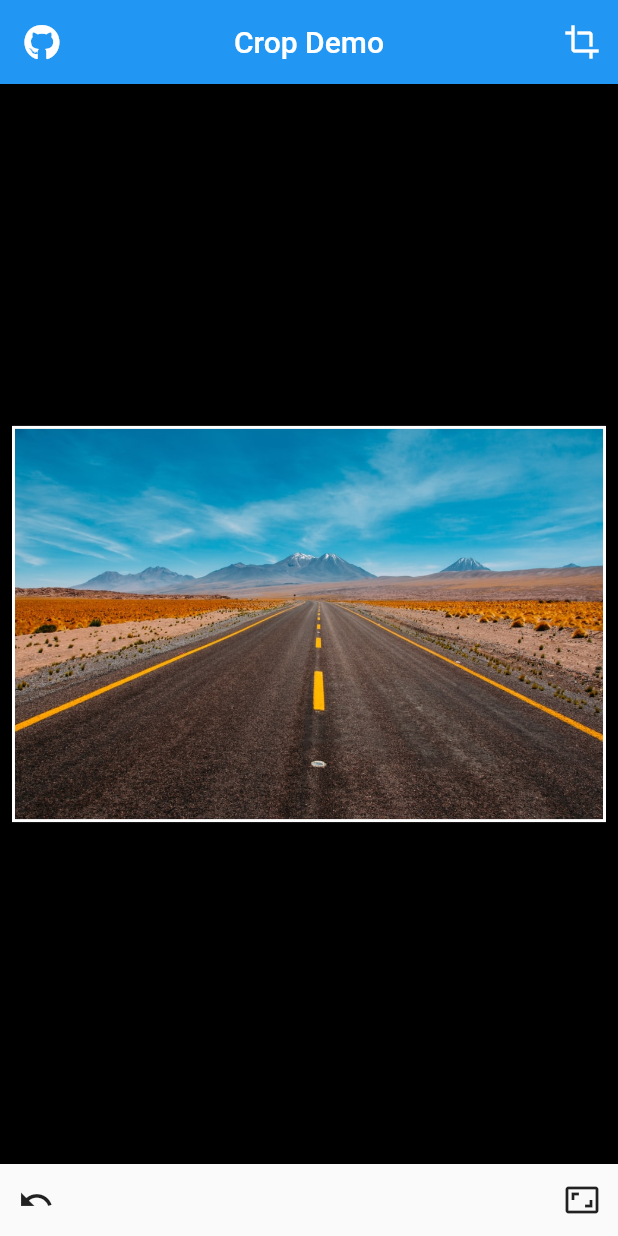
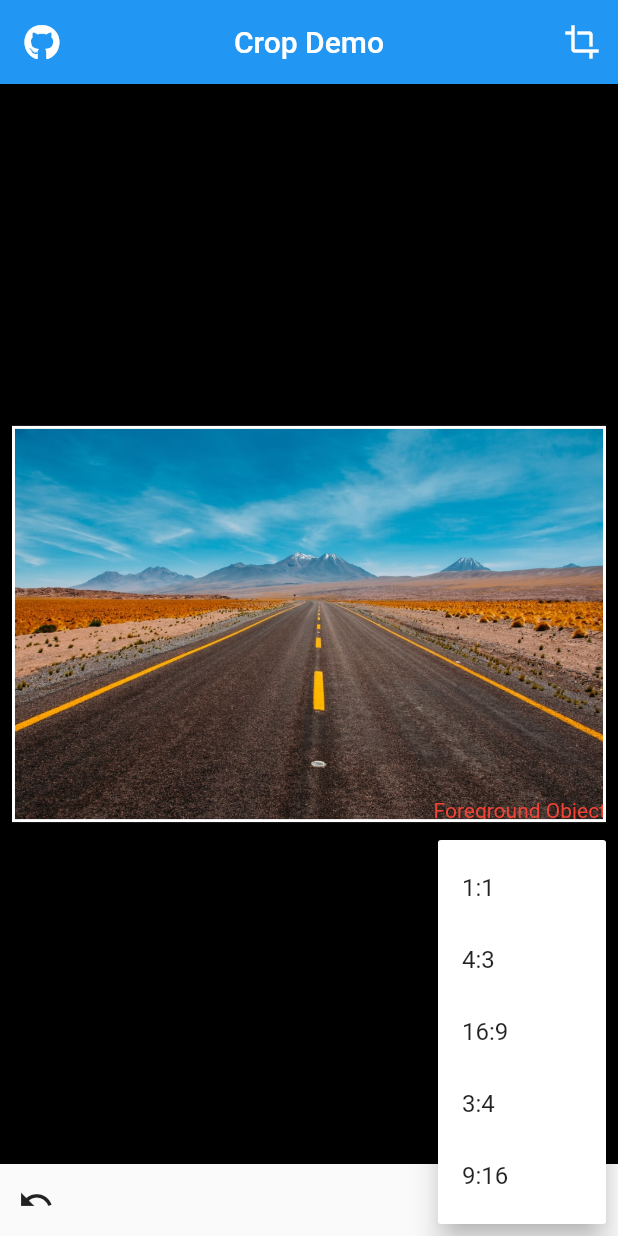
Before and after one commit to xclud/flutter_crop, a Flutter app: the screen it shows after launch, after a tap on the "aspect ratio" icon, on a phone screen of 412 x 824 dp. Run offline on Flutter 3.47's test engine with Material 2 defaults, Android fonts, the phone set to English and light mode, and no system bars; our stand-ins replace flutter_icons.

Commit message:
Updates the example project.

```diff
--- a/example/lib/main.dart
+++ b/example/lib/main.dart
@@ -78,6 +78,15 @@ class _MyHomePageState extends State<MyHomePage> {
               child: Image.asset('images/sample.jpg'),
               borderWidth: 2,
               borderColor: Colors.white,
+              foreground: IgnorePointer(
+                child: Container(
+                  alignment: Alignment.bottomRight,
+                  child: Text(
+                    'Foreground Object',
+                    style: TextStyle(color: Colors.red),
+                  ),
+                ),
+              ),
             ),
           ),
           Row(
@@ -114,10 +123,34 @@ class _MyHomePageState extends State<MyHomePage> {
                   ),
                 ),
               ),
-              IconButton(
+              PopupMenuButton<double>(
                 icon: Icon(Icons.aspect_ratio),
+                itemBuilder: (context) => [
+                  PopupMenuItem(
+                    child: Text("1:1"),
+                    value: 1,
+                  ),
+                  PopupMenuItem(
+                    child: Text("4:3"),
+                    value: 4.0 / 3.0,
+                  ),
+                  PopupMenuItem(
+                    child: Text("16:9"),
+                    value: 16.0 / 9.0,
+                  ),
+                  PopupMenuItem(
+                    child: Text("3:4"),
+                    value: 3.0 / 4.0,
+                  ),
+                  PopupMenuItem(
+                    child: Text("9:16"),
+                    value: 9.0 / 16.0,
+                  ),
+                ],
                 tooltip: 'Aspect Ratio',
-                onPressed: () {},
+                onSelected: (x) {
+                  controller.aspectRatio = x;
+                },
               ),
             ],
           ),
```
